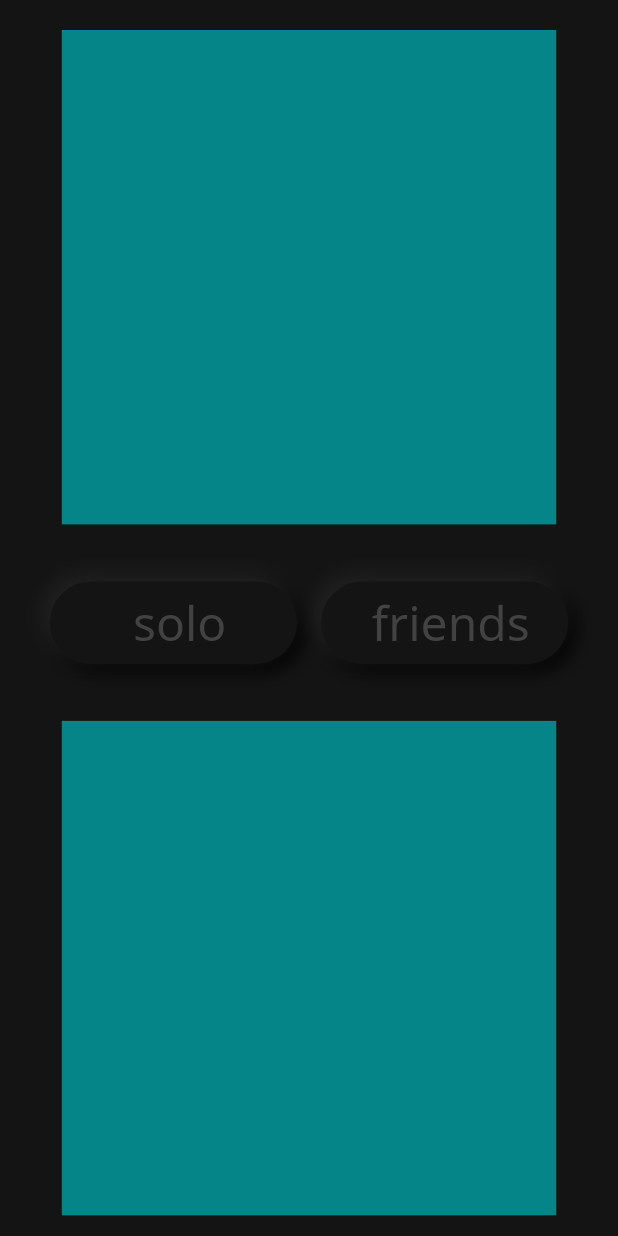
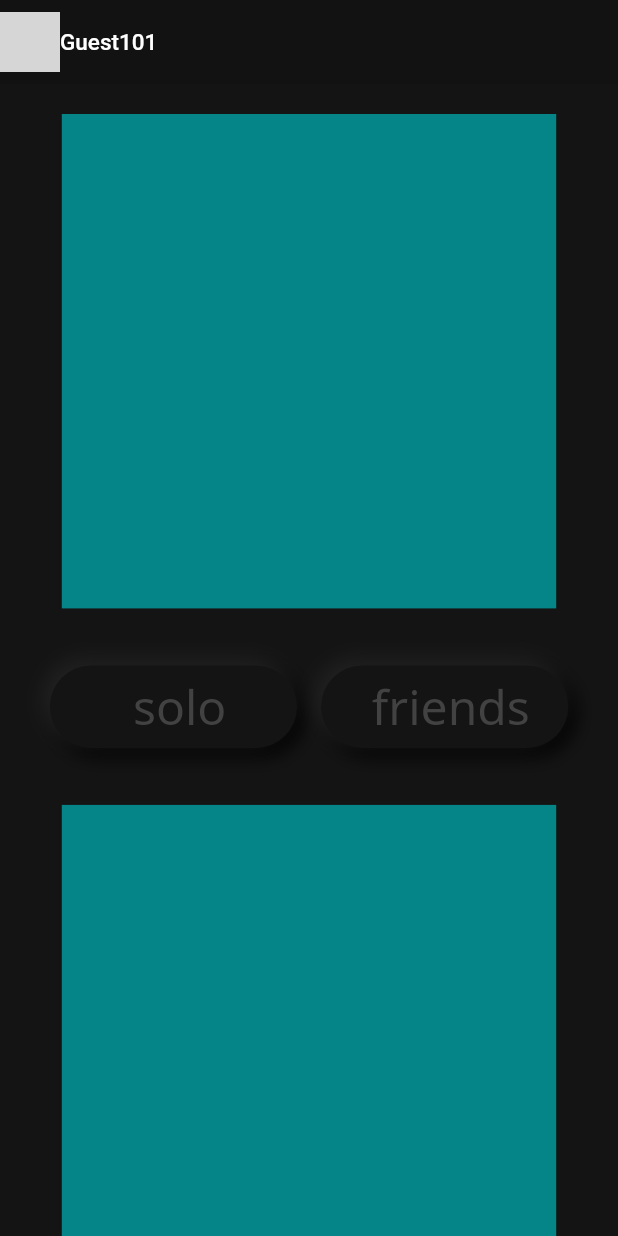
Before and after one commit to dikshantks/puzzled, a Flutter app: the screen it shows after launch, after a tap on "Guest", on a phone screen of 412 x 824 dp. Run offline on Flutter 3.47's test engine with Material 2 defaults, Android fonts, the phone set to English and light mode, and no system bars; our stand-ins replace get, google_fonts, google_sign_in; network calls fail; grey boxes are pictures that could not be loaded.

```diff
--- a/lib/gamescreen/ScreenThree.dart
+++ b/lib/gamescreen/ScreenThree.dart
@@ -3,6 +3,7 @@
 import 'package:flutter/material.dart';
 import 'package:google_fonts/google_fonts.dart';
 import 'package:puzzled/constant.dart';
+import 'package:puzzled/puzzle1/puzzle1.dart';
 
 import 'titlecard.dart';
 
@@ -91,13 +92,20 @@ class PhoneSizegame extends StatelessWidget {
           height: 30.0,
         ),
         Row(
+          crossAxisAlignment: CrossAxisAlignment.center,
           mainAxisAlignment: MainAxisAlignment.center,
           children: [
             Padding(
               padding: const EdgeInsets.all(8.0),
               child: RoundedButton(
                 name: " solo",
-                press: () {},
+                press: () {
+                  Navigator.of(context).push(
+                    MaterialPageRoute(
+                      builder: (context) => Puzzle1(),
+                    ),
+                  );
+                },
                 width: _size.width / 2.5,
               ),
             ),
--- a/lib/gamescreen/ScreenTwo.dart
+++ b/lib/gamescreen/ScreenTwo.dart
@@ -1,21 +1,59 @@
-// ignore_for_file: file_names
+// ignore_for_file: file_names, prefer_const_constructors
 
 import 'package:flutter/material.dart';
+import 'package:get/get_instance/src/extension_instance.dart';
+import 'package:get/route_manager.dart';
+import 'package:puzzled/backend/login.dart';
+import 'package:puzzled/constant.dart';
 
 import 'package:puzzled/gamescreen/ScreenThree.dart';
-// import 'package:puzzled/start/WelcomeScreen.dart';
 
 class ScreenTwo extends StatefulWidget {
-  const ScreenTwo({Key? key}) : super(key: key);
+  const ScreenTwo({
+    Key? key,
+  }) : super(key: key);
 
   @override
   _ScreenTwoState createState() => _ScreenTwoState();
 }
 
 class _ScreenTwoState extends State<ScreenTwo> {
+  final controler = Get.put(LogniController());
   @override
   Widget build(BuildContext context) {
-    return const Scaffold(
+    return Scaffold(
+      appBar: AppBar(
+        leadingWidth: 800.0,
+        leading: Flexible(
+          child: Row(
+            children: [
+              CircleAvatar(
+                backgroundImage: Image.network(
+                        controler.googleaccount.value?.photoUrl ?? ' ')
+                    .image,
+                radius: 20.0,
+              ),
+              Flexible(
+                child: Container(
+                  padding: EdgeInsets.only(right: 5.0),
+                  child: Text(
+                    controler.googleaccount.value?.displayName ?? "Guest101",
+                    overflow: TextOverflow.ellipsis,
+                    style: TextStyle(
+                      fontSize: 15.0,
+                      fontWeight: FontWeight.w500,
+                    ),
+                  ),
+                ),
+              ),
+            ],
+          ),
+        ),
+        centerTitle: false,
+        title: Text(" this text "),
+        elevation: 0.0,
+        automaticallyImplyLeading: true,
+      ),
       body: ScreenThree(),
     );
   }
--- a/lib/gamescreen/titlecard.dart
+++ b/lib/gamescreen/titlecard.dart
@@ -3,7 +3,7 @@
 
 import 'package:flutter/material.dart';
 
-import 'package:puzzled/puzzles/puzzle1.dart';
+import 'package:puzzled/puzzle1/puzzle1.dart';
 // import 'package:puzzled/start/WelcomeScreen.dart';
 
 import '/constant.dart';
--- a/lib/main.dart
+++ b/lib/main.dart
@@ -1,6 +1,7 @@
 // ignore_for_file: prefer_const_constructors
 
 import 'package:flutter/material.dart';
+import 'package:get/get_navigation/src/root/get_material_app.dart';
 import 'package:puzzled/constant.dart';
 
 import 'start/homescreen.dart';
@@ -15,7 +16,7 @@ class MyApp extends StatelessWidget {
   // This widget is the root of your application.
   @override
   Widget build(BuildContext context) {
-    return MaterialApp(
+    return GetMaterialApp(
       title: 'Flutter Demo',
       themeMode: ThemeMode.dark,
       theme: Mytheme.lighttheme,
--- a/lib/start/homescreen.dart
+++ b/lib/start/homescreen.dart
@@ -23,11 +23,6 @@ class _HomeScreenState extends State<HomeScreen> {
   @override
   Widget build(BuildContext context) {
     return Scaffold(
-
-      appBar: AppBar(
-        title: Text("App Bar without Back Button"),
-
-      ),
       body: LayoutBuilder(
         builder: (BuildContext ctx, BoxConstraints constraints) {
           if (constraints.maxWidth >= 1500.0) {
@@ -44,7 +39,6 @@ class _HomeScreenState extends State<HomeScreen> {
                 },
               ),
             );
-
           }
         },
       ),
```
Also changed, not shown: lib/puzzle1/menu.dart (renamed from lib/puzzles/menu.dart, +15 -3 lines), lib/puzzle1/puzzle1.dart (renamed from lib/puzzles/puzzle1.dart, +61 -5 lines), lib/puzzle1/grid and button.dart (renamed from lib/puzzles/grid and button.dart), 1 other file.
